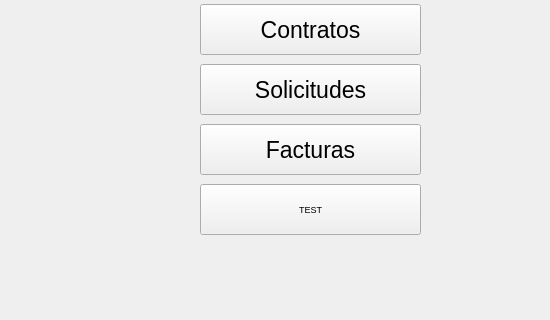
First picture: the form in mainwindow.ui, repository Jose-Cisneros/MoliTec, before the edit; both pictures show x 0 to 550 and y 163 to 483 of the 635 by 483 pixel window.
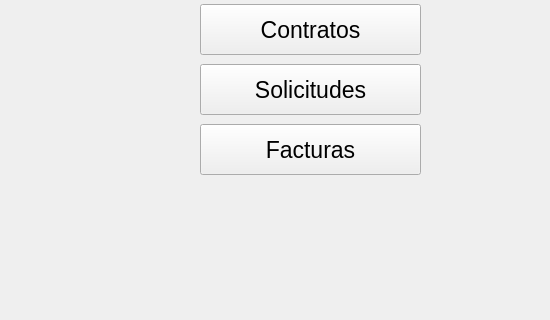
Second picture: the form after the edit.

```diff
--- a/mainwindow.ui
+++ b/mainwindow.ui
@@ -100,19 +100,6 @@
      <string>MOLITEC S.A.</string>
     </property>
    </widget>
-   <widget class="QPushButton" name="pushButton">
-    <property name="geometry">
-     <rect>
-      <x>200</x>
-      <y>330</y>
-      <width>221</width>
-      <height>51</height>
-     </rect>
-    </property>
-    <property name="text">
-     <string>TEST</string>
-    </property>
-   </widget>
   </widget>
   <widget class="QMenuBar" name="menuBar">
    <property name="geometry">
```
